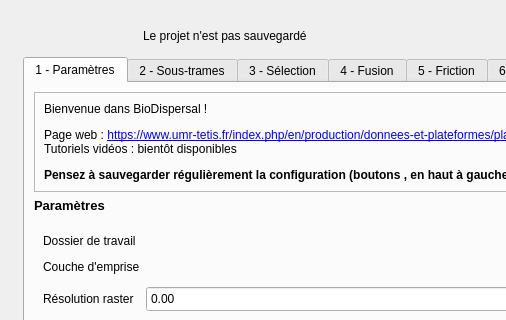
Old version of the form BioDispersal_dialog_base.ui in the repository MathieuChailloux/BioDispersal; both pictures show x 0 to 506 and y 0 to 320 of the 933 by 722 pixel window.
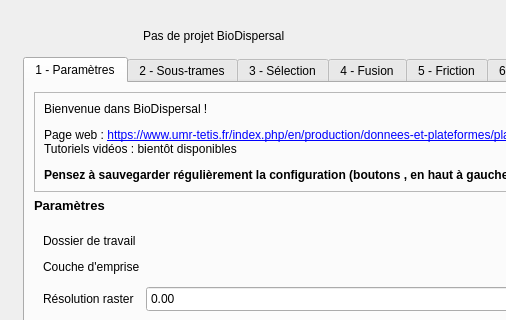
New version of the form. Icons and pictures are not drawn. Custom widgets are drawn as their Qt base class.

```diff
--- a/BioDispersal_dialog_base.ui
+++ b/BioDispersal_dialog_base.ui
@@ -76,7 +76,7 @@
            <rect>
             <x>0</x>
             <y>0</y>
-            <width>698</width>
+            <width>699</width>
             <height>628</height>
            </rect>
           </property>
@@ -4235,7 +4235,7 @@
            <item row="0" column="4">
             <widget class="QLabel" name="projectName">
              <property name="text">
-              <string>Le projet n'est pas sauvegardé</string>
+              <string>Pas de projet BioDispersal</string>
              </property>
             </widget>
            </item>
```
Left out of the diff: 24 changed lines with no effect on the pictures.
